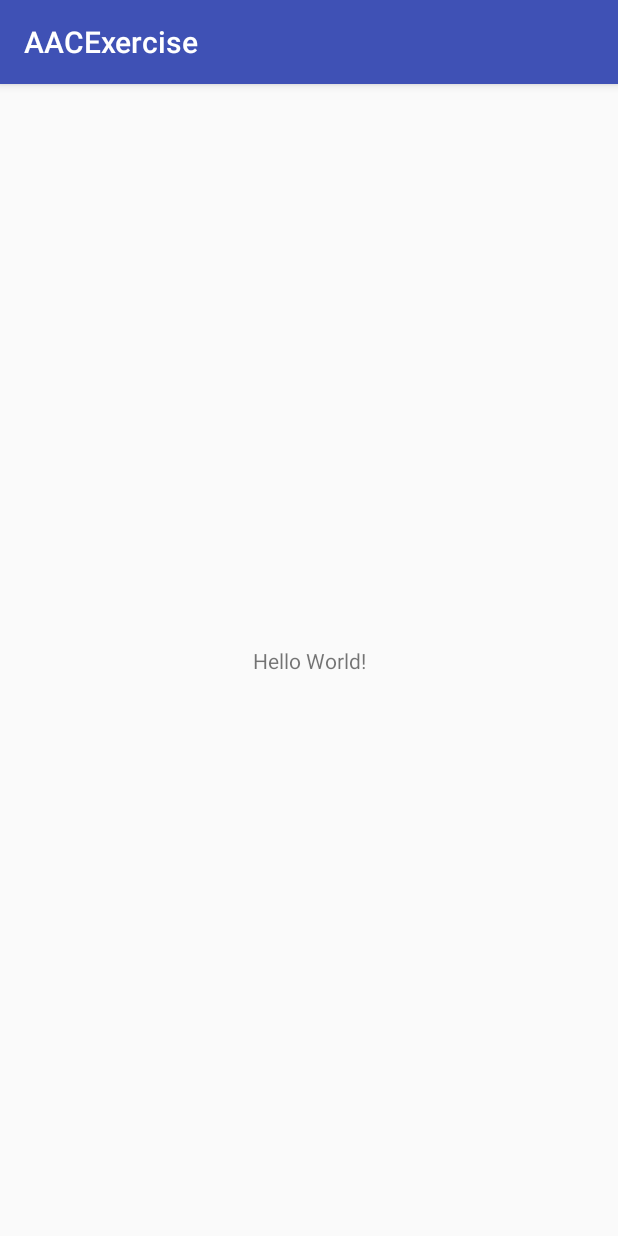
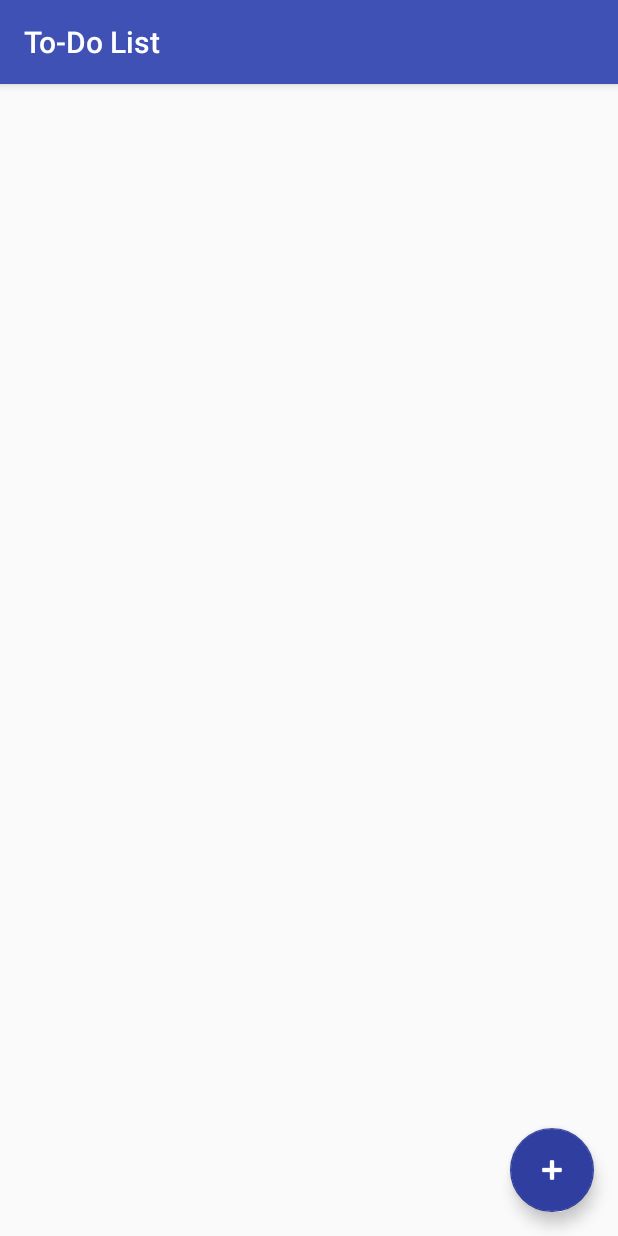
Before and after one commit to bumdream/AAC_exercise, an Android app: the screen it shows after launch (MainActivity), on a phone screen of 412 x 824 dp. Run offline under Robolectric (Android 15) with nearby library versions, the phone set to English and light mode, and no system bars; libraries missing offline, so code that uses them is left out: com.example.android; 2 statements that could not run were skipped.

Commit message:
app upload

```diff
--- a/app/src/main/java/bumbums/aacexercise/MainActivity.java
+++ b/app/src/main/java/bumbums/aacexercise/MainActivity.java
@@ -2,12 +2,83 @@ package bumbums.aacexercise;
 
 import android.support.v7.app.AppCompatActivity;
 import android.os.Bundle;
+import android.content.Intent;
+import android.os.Bundle;
+import android.support.design.widget.FloatingActionButton;
+import android.support.v7.app.AppCompatActivity;
+import android.support.v7.widget.DividerItemDecoration;
+import android.support.v7.widget.LinearLayoutManager;
+import android.support.v7.widget.RecyclerView;
+import android.support.v7.widget.helper.ItemTouchHelper;
+import android.view.View;
 
-public class MainActivity extends AppCompatActivity {
+import static android.support.v7.widget.DividerItemDecoration.VERTICAL;
+
+
+public class MainActivity extends AppCompatActivity implements TaskAdapter.ItemClickListener {
+
+    // Constant for logging
+    private static final String TAG = MainActivity.class.getSimpleName();
+    // Member variables for the adapter and RecyclerView
+    private RecyclerView mRecyclerView;
+    private TaskAdapter mAdapter;
 
     @Override
     protected void onCreate(Bundle savedInstanceState) {
         super.onCreate(savedInstanceState);
         setContentView(R.layout.activity_main);
+
+        // Set the RecyclerView to its corresponding view
+        mRecyclerView = findViewById(R.id.recyclerViewTasks);
+
+        // Set the layout for the RecyclerView to be a linear layout, which measures and
+        // positions items within a RecyclerView into a linear list
+        mRecyclerView.setLayoutManager(new LinearLayoutManager(this));
+
+        // Initialize the adapter and attach it to the RecyclerView
+        mAdapter = new TaskAdapter(this, this);
+        mRecyclerView.setAdapter(mAdapter);
+
+        DividerItemDecoration decoration = new DividerItemDecoration(getApplicationContext(), VERTICAL);
+        mRecyclerView.addItemDecoration(decoration);
+
+        /*
+         Add a touch helper to the RecyclerView to recognize when a user swipes to delete an item.
+         An ItemTouchHelper enables touch behavior (like swipe and move) on each ViewHolder,
+         and uses callbacks to signal when a user is performing these actions.
+         */
+        new ItemTouchHelper(new ItemTouchHelper.SimpleCallback(0, ItemTouchHelper.LEFT | ItemTouchHelper.RIGHT) {
+            @Override
+            public boolean onMove(RecyclerView recyclerView, RecyclerView.ViewHolder viewHolder, RecyclerView.ViewHolder target) {
+                return false;
+            }
+
+            // Called when a user swipes left or right on a ViewHolder
+            @Override
+            public void onSwiped(RecyclerView.ViewHolder viewHolder, int swipeDir) {
+                // Here is where you'll implement swipe to delete
+            }
+        }).attachToRecyclerView(mRecyclerView);
+
+        /*
+         Set the Floating Action Button (FAB) to its corresponding View.
+         Attach an OnClickListener to it, so that when it's clicked, a new intent will be created
+         to launch the AddTaskActivity.
+         */
+        FloatingActionButton fabButton = findViewById(R.id.fab);
+
+        fabButton.setOnClickListener(new View.OnClickListener() {
+            @Override
+            public void onClick(View view) {
+                // Create a new intent to start an AddTaskActivity
+                Intent addTaskIntent = new Intent(MainActivity.this, AddTaskActivity.class);
+                startActivity(addTaskIntent);
+            }
+        });
+    }
+
+    @Override
+    public void onItemClickListener(int itemId) {
+        // Launch AddTaskActivity adding the itemId as an extra in the intent
     }
 }
--- /dev/null
+++ b/app/src/main/java/bumbums/aacexercise/TaskAdapter.java
@@ -0,0 +1,179 @@
+/*
+* Copyright (C) 2016 The Android Open Source Project
+*
+* Licensed under the Apache License, Version 2.0 (the "License");
+* you may not use this file except in compliance with the License.
+* You may obtain a copy of the License at
+*
+*      http://www.apache.org/licenses/LICENSE-2.0
+*
+* Unless required by applicable law or agreed to in writing, software
+* distributed under the License is distributed on an "AS IS" BASIS,
+* WITHOUT WARRANTIES OR CONDITIONS OF ANY KIND, either express or implied.
+* See the License for the specific language governing permissions and
+* limitations under the License.
+*/
+
+package bumbums.aacexercise;
+
+import android.content.Context;
+import android.graphics.drawable.GradientDrawable;
+import android.support.v4.content.ContextCompat;
+import android.support.v7.widget.RecyclerView;
+import android.view.LayoutInflater;
+import android.view.View;
+import android.view.ViewGroup;
+import android.widget.TextView;
+
+import com.example.android.todolist.database.TaskEntry;
+
+import java.text.SimpleDateFormat;
+import java.util.List;
+import java.util.Locale;
+
+/**
+ * This TaskAdapter creates and binds ViewHolders, that hold the description and priority of a task,
+ * to a RecyclerView to efficiently display data.
+ */
+public class TaskAdapter extends RecyclerView.Adapter<TaskAdapter.TaskViewHolder> {
+
+    // Constant for date format
+    private static final String DATE_FORMAT = "dd/MM/yyy";
+
+    // Member variable to handle item clicks
+    final private ItemClickListener mItemClickListener;
+    // Class variables for the List that holds task data and the Context
+    private List<TaskEntry> mTaskEntries;
+    private Context mContext;
+    // Date formatter
+    private SimpleDateFormat dateFormat = new SimpleDateFormat(DATE_FORMAT, Locale.getDefault());
+
+    /**
+     * Constructor for the TaskAdapter that initializes the Context.
+     *
+     * @param context  the current Context
+     * @param listener the ItemClickListener
+     */
+    public TaskAdapter(Context context, ItemClickListener listener) {
+        mContext = context;
+        mItemClickListener = listener;
+    }
+
+    /**
+     * Called when ViewHolders are created to fill a RecyclerView.
+     *
+     * @return A new TaskViewHolder that holds the view for each task
+     */
+    @Override
+    public TaskViewHolder onCreateViewHolder(ViewGroup parent, int viewType) {
+        // Inflate the task_layout to a view
+        View view = LayoutInflater.from(mContext)
+                .inflate(R.layout.task_layout, parent, false);
+
+        return new TaskViewHolder(view);
+    }
+
+    /**
+     * Called by the RecyclerView to display data at a specified position in the Cursor.
+     *
+     * @param holder   The ViewHolder to bind Cursor data to
+     * @param position The position of the data in the Cursor
+     */
+    @Override
+    public void onBindViewHolder(TaskViewHolder holder, int position) {
+        // Determine the values of the wanted data
+        TaskEntry taskEntry = mTaskEntries.get(position);
+        String description = taskEntry.getDescription();
+        int priority = taskEntry.getPriority();
+        String updatedAt = dateFormat.format(taskEntry.getUpdatedAt());
+
+        //Set values
+        holder.taskDescriptionView.setText(description);
+        holder.updatedAtView.setText(updatedAt);
+
+        // Programmatically set the text and color for the priority TextView
+        String priorityString = "" + priority; // converts int to String
+        holder.priorityView.setText(priorityString);
+
+        GradientDrawable priorityCircle = (GradientDrawable) holder.priorityView.getBackground();
+        // Get the appropriate background color based on the priority
+        int priorityColor = getPriorityColor(priority);
+        priorityCircle.setColor(priorityColor);
+    }
+
+    /*
+    Helper method for selecting the correct priority circle color.
+    P1 = red, P2 = orange, P3 = yellow
+    */
+    private int getPriorityColor(int priority) {
+        int priorityColor = 0;
+
+        switch (priority) {
+            case 1:
+                priorityColor = ContextCompat.getColor(mContext, R.color.materialRed);
+                break;
+            case 2:
+                priorityColor = ContextCompat.getColor(mContext, R.color.materialOrange);
+                break;
+            case 3:
+                priorityColor = ContextCompat.getColor(mContext, R.color.materialYellow);
+                break;
+            default:
+                break;
+        }
+        return priorityColor;
+    }
+
+    /**
+     * Returns the number of items to display.
+     */
+    @Override
+    public int getItemCount() {
+        if (mTaskEntries == null) {
+            return 0;
+        }
+        return mTaskEntries.size();
+    }
+
+    /**
+     * When data changes, this method updates the list of taskEntries
+     * and notifies the adapter to use the new values on it
+     */
+    public void setTasks(List<TaskEntry> taskEntries) {
+        mTaskEntries = taskEntries;
+        notifyDataSetChanged();
+    }
+
+    public interface ItemClickListener {
+        void onItemClickListener(int itemId);
+    }
+
+    // Inner class for creating ViewHolders
+    class TaskViewHolder extends RecyclerView.ViewHolder implements View.OnClickListener {
+
+        // Class variables for the task description and priority TextViews
+        TextView taskDescriptionView;
+        TextView updatedAtView;
+        TextView priorityView;
+
+        /**
+         * Constructor for the TaskViewHolders.
+         *
+         * @param itemView The view inflated in onCreateViewHolder
+         */
+        public TaskViewHolder(View itemView) {
+            super(itemView);
+
+            taskDescriptionView = itemView.findViewById(R.id.taskDescription);
+            updatedAtView = itemView.findViewById(R.id.taskUpdatedAt);
+            priorityView = itemView.findViewById(R.id.priorityTextView);
+            itemView.setOnClickListener(this);
+        }
+
+        @Override
+        public void onClick(View view) {
+            int elementId = mTaskEntries.get(getAdapterPosition()).getId();
+            mItemClickListener.onItemClickListener(elementId);
+        }
+    }
+}
--- a/app/src/main/res/layout/activity_main.xml
+++ b/app/src/main/res/layout/activity_main.xml
@@ -1,18 +1,29 @@
 <?xml version="1.0" encoding="utf-8"?>
-<android.support.constraint.ConstraintLayout xmlns:android="http://schemas.android.com/apk/res/android"
+<!--
+    This layout defines the main activity screen and displays a listtaskEntriesasks (if they exist),
+    and a floating action button that launches another activity.
+-->
+<FrameLayout xmlns:android="http://schemas.android.com/apk/res/android"
     xmlns:app="http://schemas.android.com/apk/res-auto"
-    xmlns:tools="http://schemas.android.com/tools"
     android:layout_width="match_parent"
-    android:layout_height="match_parent"
-    tools:context="bumbums.aacexercise.MainActivity">
+    android:layout_height="match_parent">
 
-    <TextView
+    <!-- RecyclerView that is responsible for holding a listtaskEntrytask data -->
+    <android.support.v7.widget.RecyclerView
+        android:id="@+id/recyclerViewTasks"
+        android:layout_width="match_parent"
+        android:layout_height="match_parent"
+        android:clipToPadding="false"
+        android:paddingBottom="80dp" />
+
+    <!-- Floating action button that launches AddTaskActivity when clicked -->
+    <android.support.design.widget.FloatingActionButton
+        android:id="@+id/fab"
         android:layout_width="wrap_content"
         android:layout_height="wrap_content"
-        android:text="Hello World!"
-        app:layout_constraintBottom_toBottomOf="parent"
-        app:layout_constraintLeft_toLeftOf="parent"
-        app:layout_constraintRight_toRightOf="parent"
-        app:layout_constraintTop_toTopOf="parent" />
+        android:layout_gravity="bottom|end"
+        android:layout_margin="@dimen/fab_margin"
+        android:tint="@android:color/white"
+        app:srcCompat="@android:drawable/ic_input_add" />
 
-</android.support.constraint.ConstraintLayout>
+</FrameLayout>
--- a/app/src/main/res/values/colors.xml
+++ b/app/src/main/res/values/colors.xml
@@ -1,6 +1,14 @@
 <?xml version="1.0" encoding="utf-8"?>
 <resources>
+    <!-- colors for general appearance -->
     <color name="colorPrimary">#3F51B5</color>
     <color name="colorPrimaryDark">#303F9F</color>
-    <color name="colorAccent">#FF4081</color>
+    <color name="colorPrimaryLight">#C5CAE9</color>
+    <color name="colorAccent">#303F9F</color>
+
+    <!-- colors taskEntrytask priority selection -->
+    <color name="materialRed">#E74C3C</color>
+    <color name="materialOrange">#E67E22</color>
+    <color name="materialYellow">#F1C40F</color>
+
 </resources>
--- /dev/null
+++ b/app/src/main/res/values/dimens.xml
@@ -0,0 +1,6 @@
+<resources>
+    <!-- Default screen margins, per the Android Design guidelines. -->
+    <dimen name="activity_horizontal_margin">16dp</dimen>
+    <dimen name="activity_vertical_margin">16dp</dimen>
+    <dimen name="fab_margin">16dp</dimen>
+</resources>
--- a/app/src/main/res/values/styles.xml
+++ b/app/src/main/res/values/styles.xml
@@ -8,4 +8,10 @@
         <item name="colorAccent">@color/colorAccent</item>
     </style>
 
+    <!-- Style for custom white radio button color -->
+    <style name="WhiteRadioButton" parent="Theme.AppCompat.Light.DarkActionBar">
+        <item name="colorControlNormal">@android:color/white</item>
+        <item name="colorControlActivated">@android:color/white</item>
+    </style>
+
 </resources>
```
Also changed, not shown: app/build.gradle (+6 -1 lines), app/src/main/java/bumbums/aacexercise/AddTaskActivity.java (added, +145 -0 lines), app/src/main/java/bumbums/aacexercise/database/TaskEntry.java (added, +56 -0 lines), app/src/main/res/drawable/priority_circle.xml (added, +7 -0 lines), app/src/main/res/layout/activity_add_task.xml (added, +87 -0 lines), app/src/main/res/layout/task_layout.xml (added, +54 -0 lines), app/src/main/res/values/strings.xml (+21 -1 lines).
